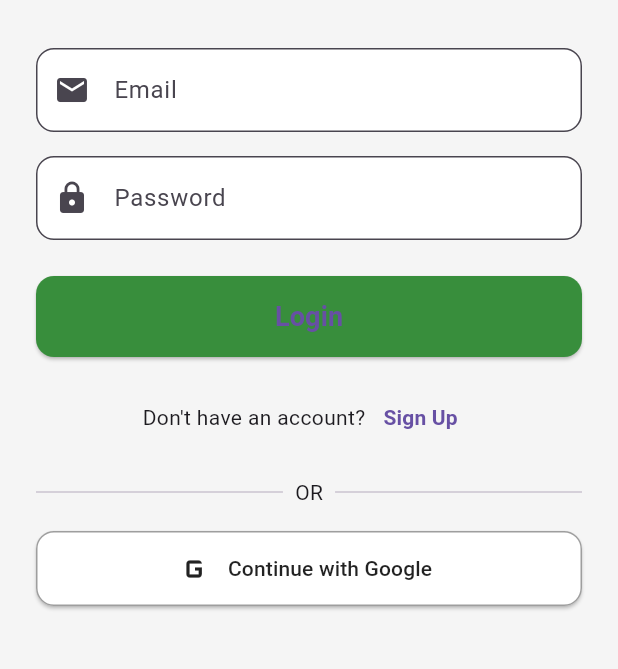
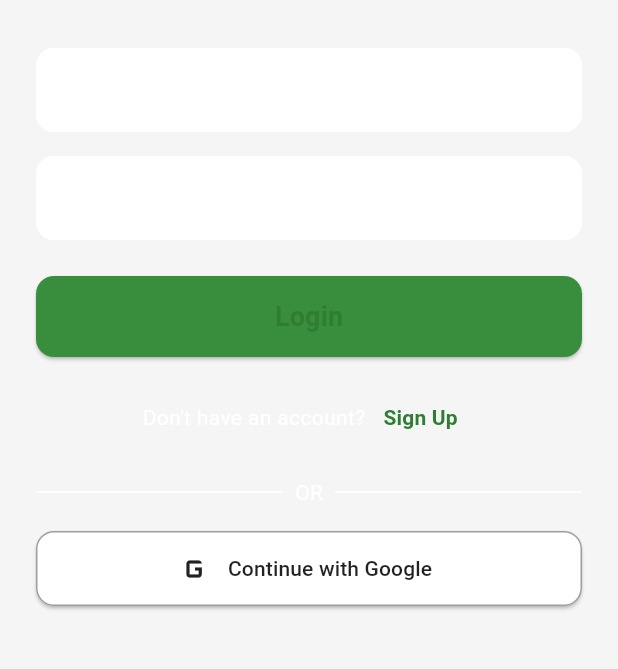
Before and after one commit to ajay9803/trekkers, a Flutter app: the screen it shows after launch, on a phone screen of 412 x 824 dp, the part 417-1086 px from its top. Run offline on Flutter 3.47's test engine with Material 3 defaults, Android fonts, the light colour scheme and no system bars; our stand-ins replace carousel_slider, cloud_firestore, firebase_auth, firebase_core, firebase_storage, google_maps_flutter and 3 more; missing offline and left inert: flutter_facebook_auth; accounts and stored records are empty.

Commit message:
ui update

```diff
--- a/lib/main.dart
+++ b/lib/main.dart
@@ -26,7 +26,19 @@ class MyApp extends StatelessWidget {
       ],
       child: MaterialApp(
         title: 'trekkers',
-        theme: ThemeData(primarySwatch: Colors.green),
+        theme: ThemeData.dark().copyWith(
+          primaryColor: const Color(0xFF2E7D32),
+          colorScheme: const ColorScheme.dark(
+            primary: Color(0xFF2E7D32), // Main trekking green
+            secondary: Color(0xFF80CBC4), // Teal accent (fresh trail vibe)
+            surface: Color(0xFF121212), // App background
+          ),
+          textTheme: ThemeData.dark().textTheme.apply(
+            fontFamily: 'Roboto',
+            bodyColor: Colors.white,
+            displayColor: Colors.white,
+          ),
+        ),
         home: const SplashScreen(),
         debugShowCheckedModeBanner: false,
       ),
```
